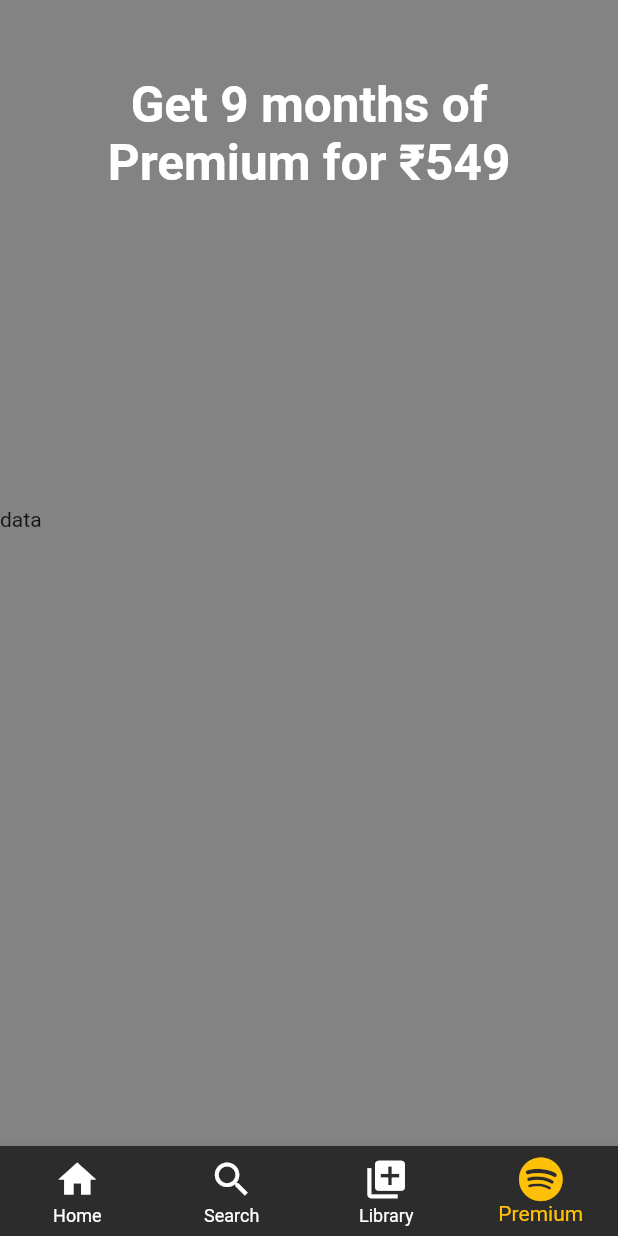
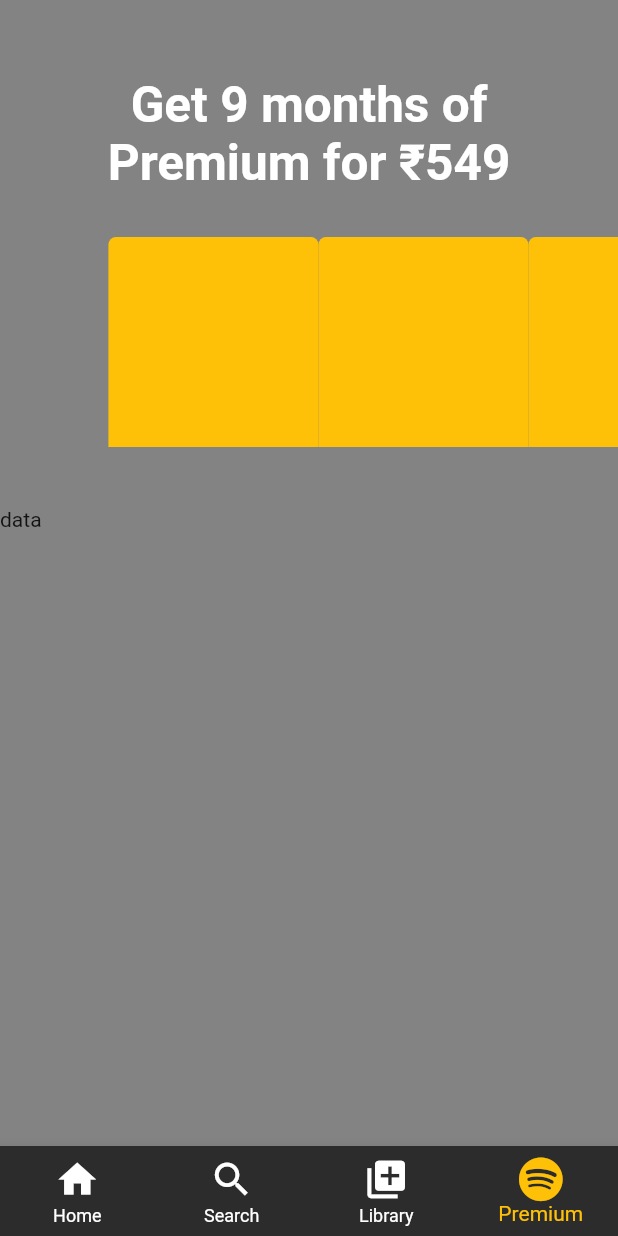
Before and after one commit to kirtijangid/spotify-clone, a Flutter app: the Premium screen opened by its route, on a phone screen of 412 x 824 dp. Run offline on Flutter 3.47's test engine with Material 2 defaults, Android fonts, the phone set to English and light mode, and no system bars; our stand-ins replace font_awesome_flutter, getwidget.

Commit message:
creating a container

```diff
--- a/lib/premium/widgets/carousel.dart
+++ b/lib/premium/widgets/carousel.dart
@@ -1,5 +1,5 @@
-
 import 'package:flutter/material.dart';
+import 'package:spotify_clone/data%20.dart';
 
 class Cards extends StatelessWidget {
   const Cards({super.key});
@@ -11,7 +11,29 @@ class Cards extends StatelessWidget {
       child: ListView(
         scrollDirection: Axis.horizontal,
         children: [
-          SizedBox(width:  MediaQuery.of(context).size.width / (5.7),
+          SizedBox(
+            width: MediaQuery.of(context).size.width / (5.7),
+          ),
+          ...Data().carousel.map(
+            (e) {
+              return Container(
+                child: Row(
+                  children: [
+                    Container(
+                      height: 140,
+                      width: 140,
+                      decoration: const BoxDecoration(
+                        color: Colors.amber,
+                        borderRadius: BorderRadius.only(
+                          topLeft: Radius.circular(5),
+                          topRight: Radius.circular(5),
+                        ),
+                      ),
+                    ),
+                  ],
+                ),
+              );
+            },
           ),
         ],
       ),
```
